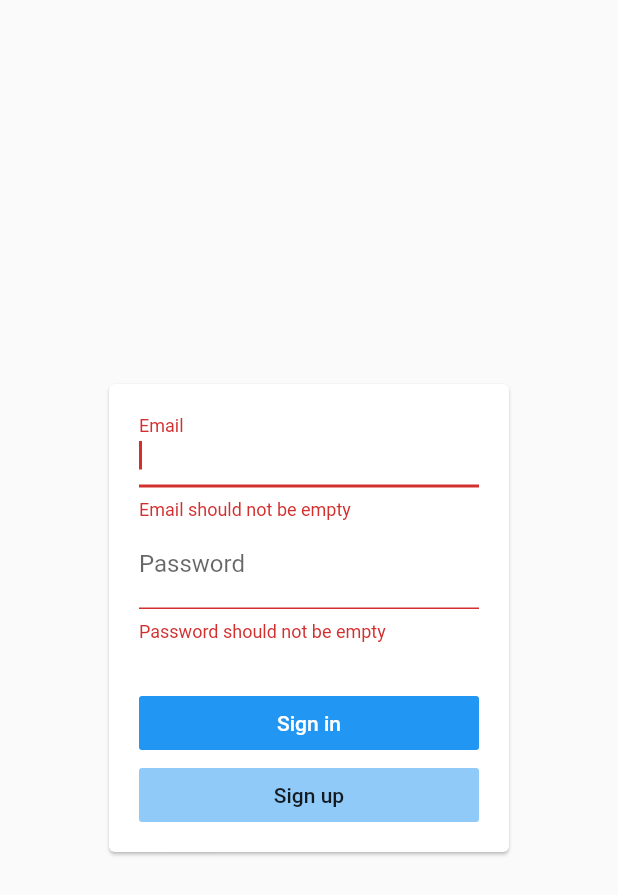
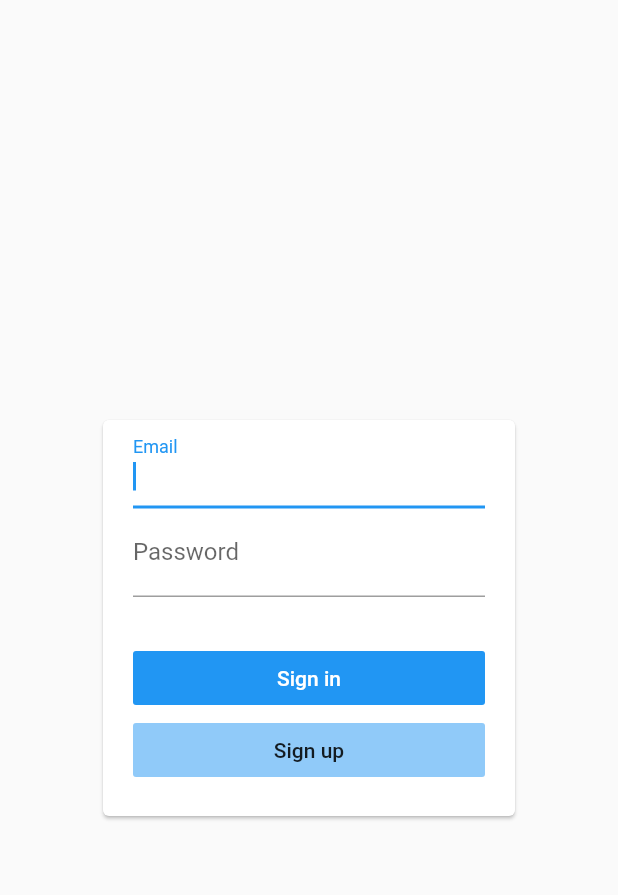
Before and after one commit to leosuncin/flutter_todo_app, a Flutter app: the screen it shows after launch, on a phone screen of 412 x 824 dp. Shown: the top 895 px of the screen. Run offline on Flutter 3.47's test engine with Material 2 defaults, Android fonts, the phone set to English and light mode, and no system bars; accounts and stored records are empty.

Commit message:
Fix scroll of login screen
Disable autovalidate

```diff
--- a/lib/screens/login_screen.dart
+++ b/lib/screens/login_screen.dart
@@ -81,19 +81,18 @@ class _LoginScreenState extends State<LoginScreen> {
       key: _scaffold,
       body: Center(
         child: SingleChildScrollView(
-          child: Padding(
-            padding: mq.orientation == Orientation.portrait
+          child: Card(
+            margin: mq.orientation == Orientation.portrait
                 ? EdgeInsets.all(mq.size.width / 6)
-                : EdgeInsets.symmetric(horizontal: mq.size.width / 3),
-            child: Container(
-              height: 320,
-              child: Card(
-                child: Padding(
-                  padding:
-                      const EdgeInsets.symmetric(horizontal: 20, vertical: 10),
+                : EdgeInsets.symmetric(horizontal: mq.size.width / 4),
             child: Form(
               key: _form,
-                    autovalidate: true,
+              child: Padding(
+                padding: const EdgeInsets.only(
+                  right: 20,
+                  bottom: 20,
+                  left: 20,
+                ),
                 child: Column(
                   children: [
                     TextFormField(
@@ -104,8 +103,7 @@ class _LoginScreenState extends State<LoginScreen> {
                       textInputAction: TextInputAction.next,
                       keyboardType: TextInputType.emailAddress,
                       onFieldSubmitted: (_) {
-                            FocusScope.of(context)
-                                .requestFocus(_passwordFocusNode);
+                        FocusScope.of(context).requestFocus(_passwordFocusNode);
                       },
                       validator: (value) {
                         if (value == null || value.isEmpty)
@@ -163,8 +161,6 @@ class _LoginScreenState extends State<LoginScreen> {
           ),
         ),
       ),
-        ),
-      ),
     );
   }
 }
```
Lines whose indentation alone changed are shown as unchanged.
